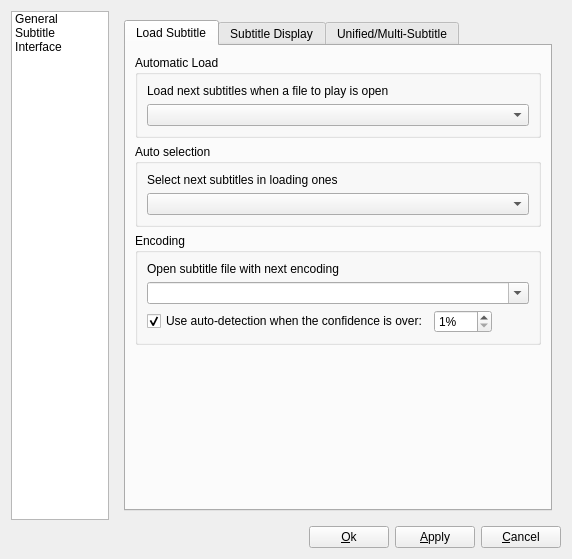
The window that src/cmplayer/ui/pref_dialog.ui (bylee20/cmplayer-kldp.net) describes before a commit, drawn with Qt 5.
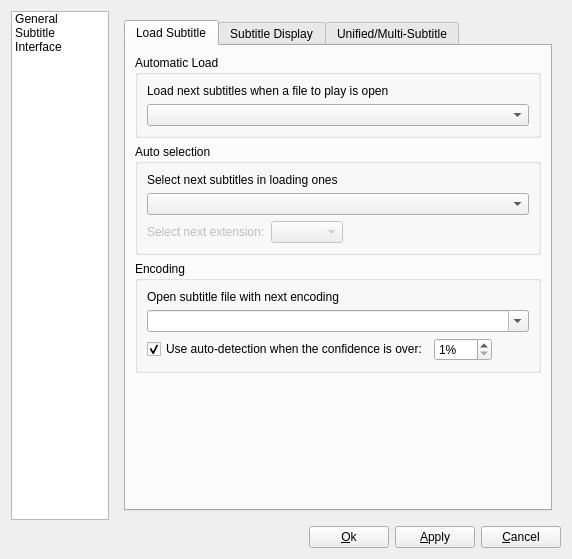
The same window after the commit. The open tabs and pages were chosen to show the change. Icons and pictures are not drawn. Custom widgets are drawn as their Qt base class.

Diff of the .ui file:
```diff
--- a/src/cmplayer/ui/pref_dialog.ui
+++ b/src/cmplayer/ui/pref_dialog.ui
@@ -521,6 +521,40 @@
                   </property>
                  </widget>
                 </item>
+                <item>
+                 <layout class="QHBoxLayout" name="horizontalLayout_9" >
+                  <item>
+                   <widget class="QLabel" name="subExtLabel" >
+                    <property name="enabled" >
+                     <bool>false</bool>
+                    </property>
+                    <property name="text" >
+                     <string>Select next extension:</string>
+                    </property>
+                   </widget>
+                  </item>
+                  <item>
+                   <widget class="QComboBox" name="subSelectExt" >
+                    <property name="enabled" >
+                     <bool>false</bool>
+                    </property>
+                   </widget>
+                  </item>
+                  <item>
+                   <spacer name="horizontalSpacer_12" >
+                    <property name="orientation" >
+                     <enum>Qt::Horizontal</enum>
+                    </property>
+                    <property name="sizeHint" stdset="0" >
+                     <size>
+                      <width>0</width>
+                      <height>0</height>
+                     </size>
+                    </property>
+                   </spacer>
+                  </item>
+                 </layout>
+                </item>
                </layout>
               </widget>
              </item>
```
Left out of the diff: 2 changed lines with no effect on the pictures.
